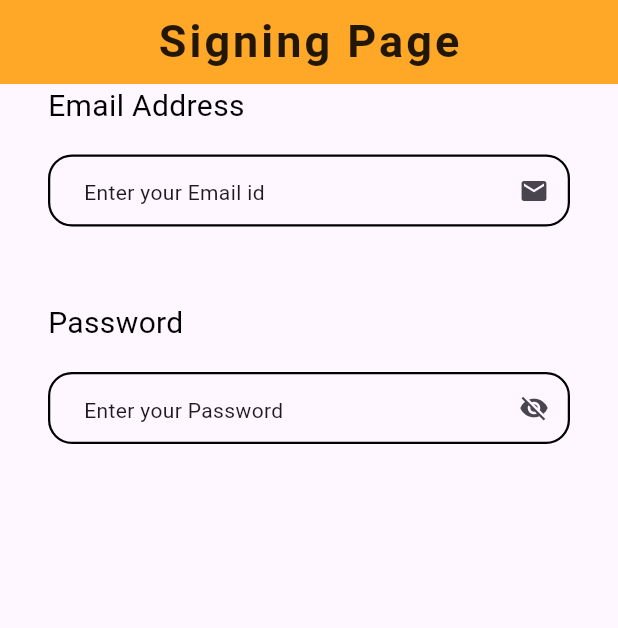
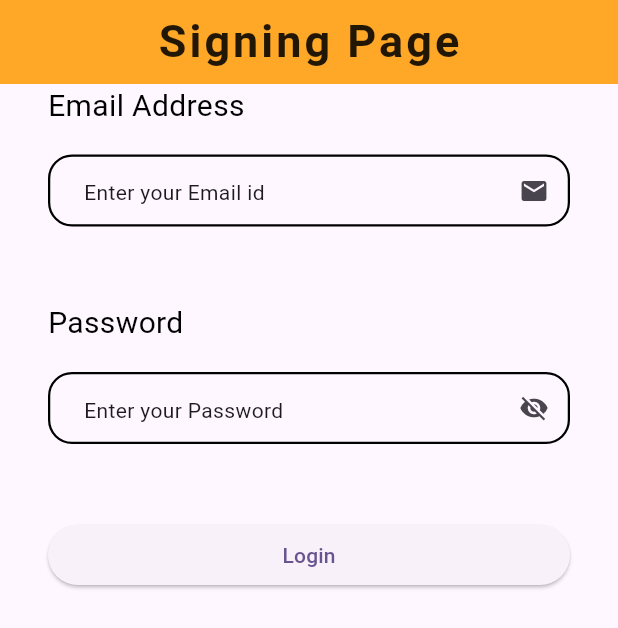
Before and after one commit to Ratndeep1999/database_practice, a Flutter app: the screen it shows after launch, on a phone screen of 412 x 824 dp. Shown: the top 628 px of the screen. Run offline on Flutter 3.47's test engine with Material 3 defaults, Android fonts, the phone set to English and light mode, and no system bars; accounts and stored records are empty.

Commit message:
Login button add

```diff
--- a/lib/signing_page.dart
+++ b/lib/signing_page.dart
@@ -38,7 +38,7 @@ class _SigningPageState extends State<SigningPage> {
       body: SafeArea(
         child: Padding(
           padding: const EdgeInsets.symmetric(horizontal: 32.0),
-          child: Focus(
+          child: Form(
             key: _formKey,
             child: Column(
               crossAxisAlignment: CrossAxisAlignment.start,
@@ -95,6 +95,20 @@ class _SigningPageState extends State<SigningPage> {
                   },
                   validation: _passwordValidation,
                 ),
+
+                SizedBox(height: 50.0),
+
+                /// Login Button
+                SizedBox(
+                  width: double.infinity,
+                  child: ElevatedButton(
+                    onPressed: (){
+                      FocusScope.of(context).unfocus();
+                      _formKey.currentState!.validate();
+                    },
+                    child: Text('Login'),
+                  ),
+                )
               ],
             ),
           ),
```
